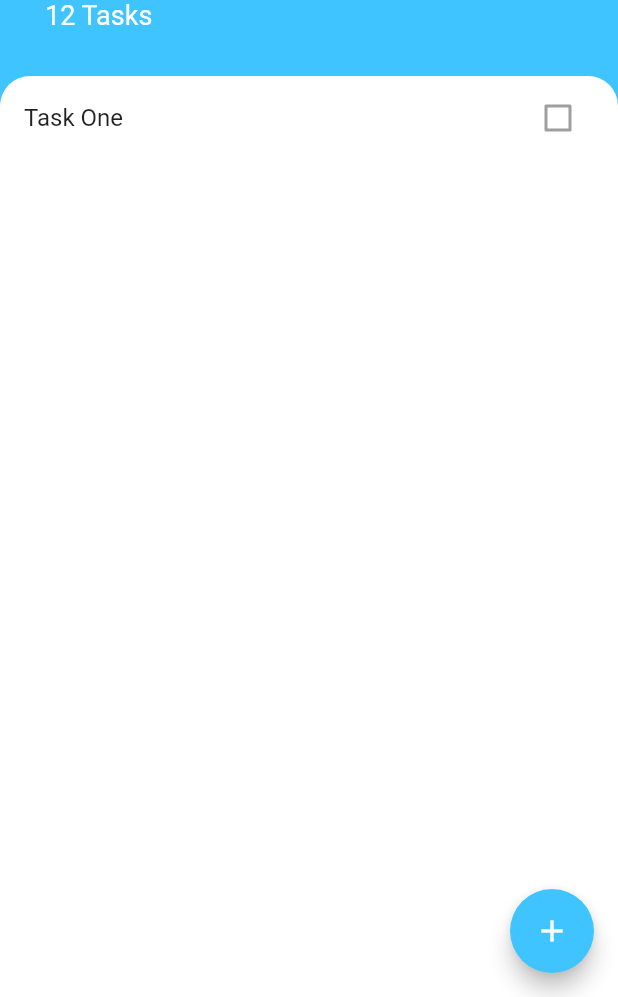
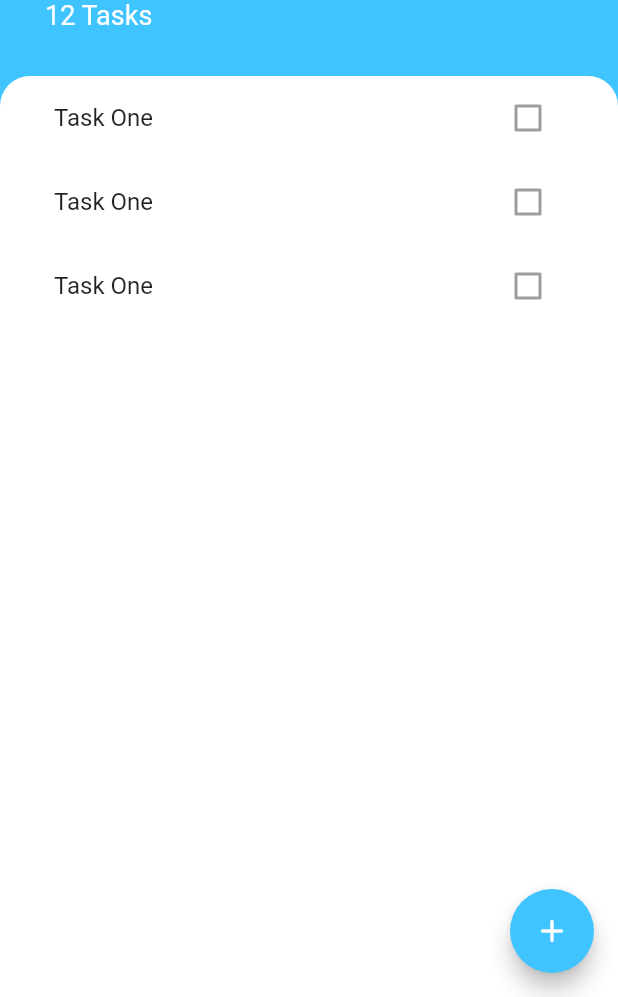
Before and after one commit to FranWeidt/todoey_flutter, a Flutter app: the screen it shows after launch, on a phone screen of 412 x 824 dp, the part 239-1236 px from its top. Run offline on Flutter 3.47's test engine with Material 2 defaults, Android fonts, the phone set to English and light mode, and no system bars.

Commit message:
Organizing widgets

```diff
--- a/lib/screens/task_screen.dart
+++ b/lib/screens/task_screen.dart
@@ -1,5 +1,6 @@
 import 'package:flutter/cupertino.dart';
 import 'package:flutter/material.dart';
+import 'package:todoey_flutter/widgets/tasks_list.dart';
 
 class TasksScreen extends StatelessWidget {
   @override
@@ -42,20 +43,14 @@ class TasksScreen extends StatelessWidget {
             ),
             Expanded(
               child: Container(
+                padding: EdgeInsets.symmetric(horizontal: 20),
                 height: 250,
                 decoration: BoxDecoration(
                     color: Colors.white,
                     borderRadius: BorderRadius.only(
                         topLeft: Radius.circular(20),
                         topRight: Radius.circular(20))),
-                child: ListView(
-                  children: [
-                    ListTile(
-                      title: Text('Task One'),
-                      trailing: Checkbox(value: false),
-                    ),
-                  ],
-                ),
+                child: TasksList(),
               ),
             )
           ],
--- /dev/null
+++ b/lib/widgets/task_tile.dart
@@ -0,0 +1,11 @@
+import 'package:flutter/material.dart';
+
+class TaskTile extends StatelessWidget {
+  @override
+  Widget build(BuildContext context) {
+    return ListTile(
+      title: Text('Task One'),
+      trailing: Checkbox(value: false),
+    );
+  }
+}
--- /dev/null
+++ b/lib/widgets/tasks_list.dart
@@ -0,0 +1,15 @@
+import 'package:flutter/material.dart';
+import 'task_tile.dart';
+
+class TasksList extends StatelessWidget {
+  @override
+  Widget build(BuildContext context) {
+    return ListView(
+      children: [
+        TaskTile(),
+        TaskTile(),
+        TaskTile(),
+      ],
+    );
+  }
+}
```
